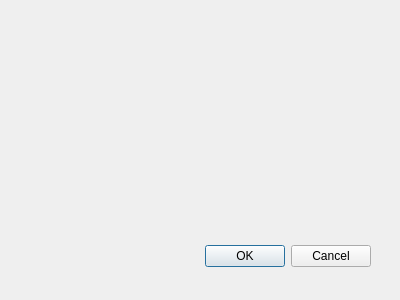
Above: tab_renamer_dialog_base.ui from no5013/Tab-renamer before the change. Below: the same form after it.
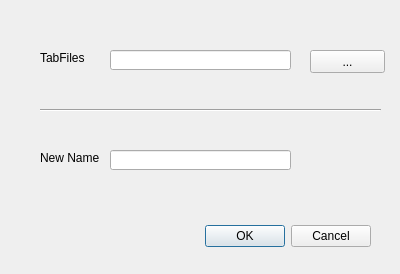
That is the form after the change.

Commit message: Create ui for name changer

What changed in the file:
```diff
--- a/tab_renamer_dialog_base.ui
+++ b/tab_renamer_dialog_base.ui
@@ -1,22 +1,22 @@
 <ui version="4.0" >
  <class>TabRenamerDialogBase</class>
- <widget class="QDialog" name="TabRenamerDialogBase" >
-  <property name="geometry" >
+ <widget class="QDialog" name="TabRenamerDialogBase">
+  <property name="geometry">
    <rect>
     <x>0</x>
     <y>0</y>
     <width>400</width>
-    <height>300</height>
+    <height>274</height>
    </rect>
   </property>
   <property name="windowTitle" >
    <string>Tab Renamer</string>
   </property>
-  <widget class="QDialogButtonBox" name="button_box" >
-   <property name="geometry" >
+  <widget class="QDialogButtonBox" name="button_box">
+   <property name="geometry">
     <rect>
      <x>30</x>
-     <y>240</y>
+     <y>220</y>
      <width>341</width>
      <height>32</height>
     </rect>
@@ -28,6 +28,78 @@
     <set>QDialogButtonBox::Cancel|QDialogButtonBox::Ok</set>
    </property>
   </widget>
+  <widget class="QLabel" name="label">
+   <property name="geometry">
+    <rect>
+     <x>40</x>
+     <y>50</y>
+     <width>47</width>
+     <height>16</height>
+    </rect>
+   </property>
+   <property name="text">
+    <string>TabFiles</string>
+   </property>
+  </widget>
+  <widget class="QLineEdit" name="lineEdit">
+   <property name="geometry">
+    <rect>
+     <x>110</x>
+     <y>50</y>
+     <width>181</width>
+     <height>20</height>
+    </rect>
+   </property>
+  </widget>
+  <widget class="QPushButton" name="pushButton">
+   <property name="geometry">
+    <rect>
+     <x>310</x>
+     <y>50</y>
+     <width>75</width>
+     <height>23</height>
+    </rect>
+   </property>
+   <property name="text">
+    <string>...</string>
+   </property>
+  </widget>
+  <widget class="QLineEdit" name="lineEdit_2">
+   <property name="geometry">
+    <rect>
+     <x>110</x>
+     <y>150</y>
+     <width>181</width>
+     <height>20</height>
+    </rect>
+   </property>
+  </widget>
+  <widget class="QLabel" name="label_2">
+   <property name="geometry">
+    <rect>
+     <x>40</x>
+     <y>150</y>
+     <width>61</width>
+     <height>16</height>
+    </rect>
+   </property>
+   <property name="text">
+    <string>New Name</string>
+   </property>
+  </widget>
+  <widget class="Line" name="line">
+   <property name="geometry">
+    <rect>
+     <x>40</x>
+     <y>100</y>
+     <width>341</width>
+     <height>20</height>
+    </rect>
+   </property>
+   <property name="orientation">
+    <enum>Qt::Horizontal</enum>
+   </property>
+  </widget>
  </widget>
  <resources/>
  <connections>
```
Left out of the diff: 33 changed lines with no effect on the pictures. The commit also changes 1 other file.
